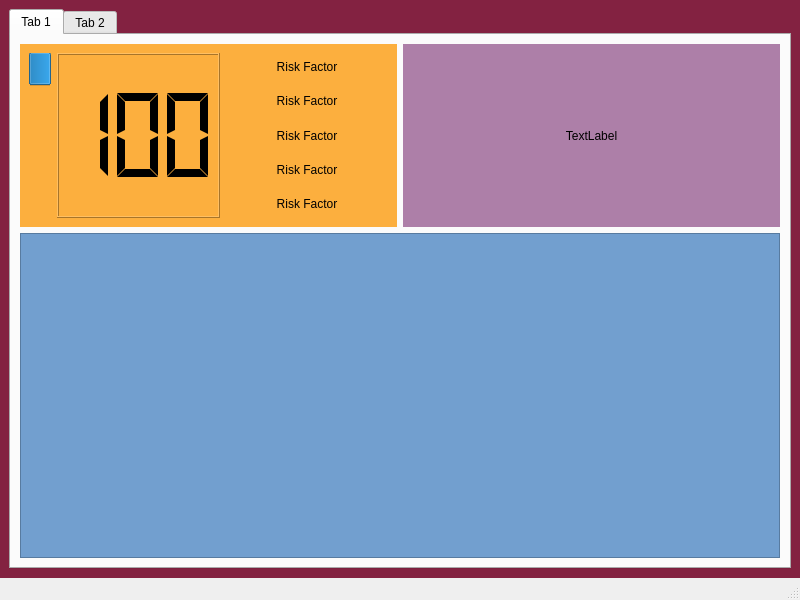
Qt form designer/dashboard.ui (effohenteee/SafeWaze) before a commit.
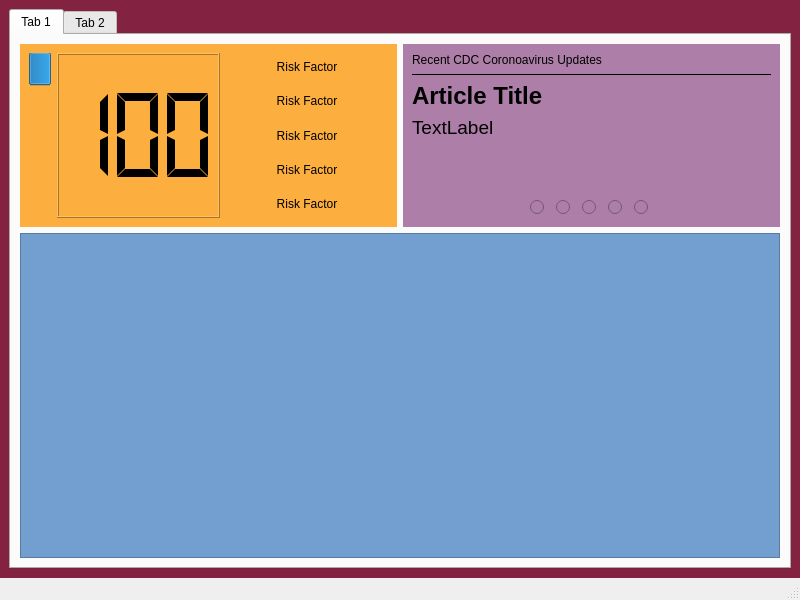
The same form after that commit. Icons and pictures are not drawn.

Commit message: Add UI elements for RSS feed

```diff
--- a/designer/dashboard.ui
+++ b/designer/dashboard.ui
@@ -199,14 +199,216 @@
                 <layout class="QVBoxLayout" name="verticalLayout">
                  <item>
                   <widget class="QLabel" name="label_2">
+                   <property name="sizePolicy">
+                    <sizepolicy hsizetype="Preferred" vsizetype="Fixed">
+                     <horstretch>0</horstretch>
+                     <verstretch>0</verstretch>
+                    </sizepolicy>
+                   </property>
+                   <property name="font">
+                    <font>
+                     <underline>false</underline>
+                    </font>
+                   </property>
+                   <property name="text">
+                    <string>Recent CDC Coronoavirus Updates</string>
+                   </property>
+                  </widget>
+                 </item>
+                 <item>
+                  <widget class="Line" name="line">
+                   <property name="styleSheet">
+                    <string notr="true">background-color: transparent;</string>
+                   </property>
+                   <property name="frameShadow">
+                    <enum>QFrame::Plain</enum>
+                   </property>
+                   <property name="lineWidth">
+                    <number>1</number>
+                   </property>
+                   <property name="orientation">
+                    <enum>Qt::Horizontal</enum>
+                   </property>
+                  </widget>
+                 </item>
+                 <item>
+                  <widget class="QLabel" name="label_3">
+                   <property name="font">
+                    <font>
+                     <pointsize>18</pointsize>
+                     <weight>75</weight>
+                     <bold>true</bold>
+                    </font>
+                   </property>
+                   <property name="styleSheet">
+                    <string notr="true">background-color: transparent;</string>
+                   </property>
+                   <property name="text">
+                    <string>Article Title</string>
+                   </property>
+                   <property name="wordWrap">
+                    <bool>true</bool>
+                   </property>
+                  </widget>
+                 </item>
+                 <item>
+                  <widget class="QLabel" name="label_8">
+                   <property name="sizePolicy">
+                    <sizepolicy hsizetype="Preferred" vsizetype="MinimumExpanding">
+                     <horstretch>0</horstretch>
+                     <verstretch>0</verstretch>
+                    </sizepolicy>
+                   </property>
+                   <property name="minimumSize">
+                    <size>
+                     <width>0</width>
+                     <height>75</height>
+                    </size>
+                   </property>
+                   <property name="font">
+                    <font>
+                     <pointsize>14</pointsize>
+                    </font>
+                   </property>
+                   <property name="styleSheet">
+                    <string notr="true">background-color: transparent;</string>
+                   </property>
                    <property name="text">
                     <string>TextLabel</string>
                    </property>
                    <property name="alignment">
-                    <set>Qt::AlignCenter</set>
+                    <set>Qt::AlignLeading|Qt::AlignLeft|Qt::AlignTop</set>
+                   </property>
+                   <property name="wordWrap">
+                    <bool>true</bool>
                    </property>
                   </widget>
                  </item>
+                 <item>
+                  <layout class="QHBoxLayout" name="horizontalLayout">
+                   <item>
+                    <spacer name="horizontalSpacer">
+                     <property name="orientation">
+                      <enum>Qt::Horizontal</enum>
+                     </property>
+                     <property name="sizeHint" stdset="0">
+                      <size>
+                       <width>40</width>
+                       <height>20</height>
+                      </size>
+                     </property>
+                    </spacer>
+                   </item>
+                   <item>
+                    <widget class="QRadioButton" name="radioButton_2">
+                     <property name="sizePolicy">
+                      <sizepolicy hsizetype="Fixed" vsizetype="Fixed">
+                       <horstretch>0</horstretch>
+                       <verstretch>0</verstretch>
+                      </sizepolicy>
+                     </property>
+                     <property name="minimumSize">
+                      <size>
+                       <width>20</width>
+                       <height>0</height>
+                      </size>
+                     </property>
+                     <property name="text">
+                      <string/>
+                     </property>
+                    </widget>
+                   </item>
+                   <item>
+                    <widget class="QRadioButton" name="radioButton">
+                     <property name="sizePolicy">
+                      <sizepolicy hsizetype="Fixed" vsizetype="Fixed">
+                       <horstretch>0</horstretch>
+                       <verstretch>0</verstretch>
+                      </sizepolicy>
+                     </property>
+                     <property name="minimumSize">
+                      <size>
+                       <width>20</width>
+                       <height>0</height>
+                      </size>
+                     </property>
+                     <property name="text">
+                      <string/>
+                     </property>
+                    </widget>
+                   </item>
+                   <item>
+                    <widget class="QRadioButton" name="radioButton_3">
+                     <property name="sizePolicy">
+                      <sizepolicy hsizetype="Fixed" vsizetype="Fixed">
+                       <horstretch>0</horstretch>
+                       <verstretch>0</verstretch>
+                      </sizepolicy>
+                     </property>
+                     <property name="minimumSize">
+                      <size>
+                       <width>20</width>
+                       <height>0</height>
+                      </size>
+                     </property>
+                     <property name="text">
+                      <string/>
+                     </property>
+                    </widget>
+                   </item>
+                   <item>
+                    <widget class="QRadioButton" name="radioButton_4">
+                     <property name="sizePolicy">
+                      <sizepolicy hsizetype="Fixed" vsizetype="Fixed">
+                       <horstretch>0</horstretch>
+                       <verstretch>0</verstretch>
+                      </sizepolicy>
+                     </property>
+                     <property name="minimumSize">
+                      <size>
+                       <width>20</width>
+                       <height>0</height>
+                      </size>
+                     </property>
+                     <property name="text">
+                      <string/>
+                     </property>
+                    </widget>
+                   </item>
+                   <item>
+                    <widget class="QRadioButton" name="radioButton_5">
+                     <property name="sizePolicy">
+                      <sizepolicy hsizetype="Fixed" vsizetype="Fixed">
+                       <horstretch>0</horstretch>
+                       <verstretch>0</verstretch>
+                      </sizepolicy>
+                     </property>
+                     <property name="minimumSize">
+                      <size>
+                       <width>20</width>
+                       <height>0</height>
+                      </size>
+                     </property>
+                     <property name="text">
+                      <string/>
+                     </property>
+                    </widget>
+                   </item>
+                   <item>
+                    <spacer name="horizontalSpacer_2">
+                     <property name="orientation">
+                      <enum>Qt::Horizontal</enum>
+                     </property>
+                     <property name="sizeHint" stdset="0">
+                      <size>
+                       <width>40</width>
+                       <height>20</height>
+                      </size>
+                     </property>
+                    </spacer>
+                   </item>
+                  </layout>
+                 </item>
                 </layout>
                </widget>
               </item>
```
Left out of the diff: 4 changed lines with no effect on the pictures.
